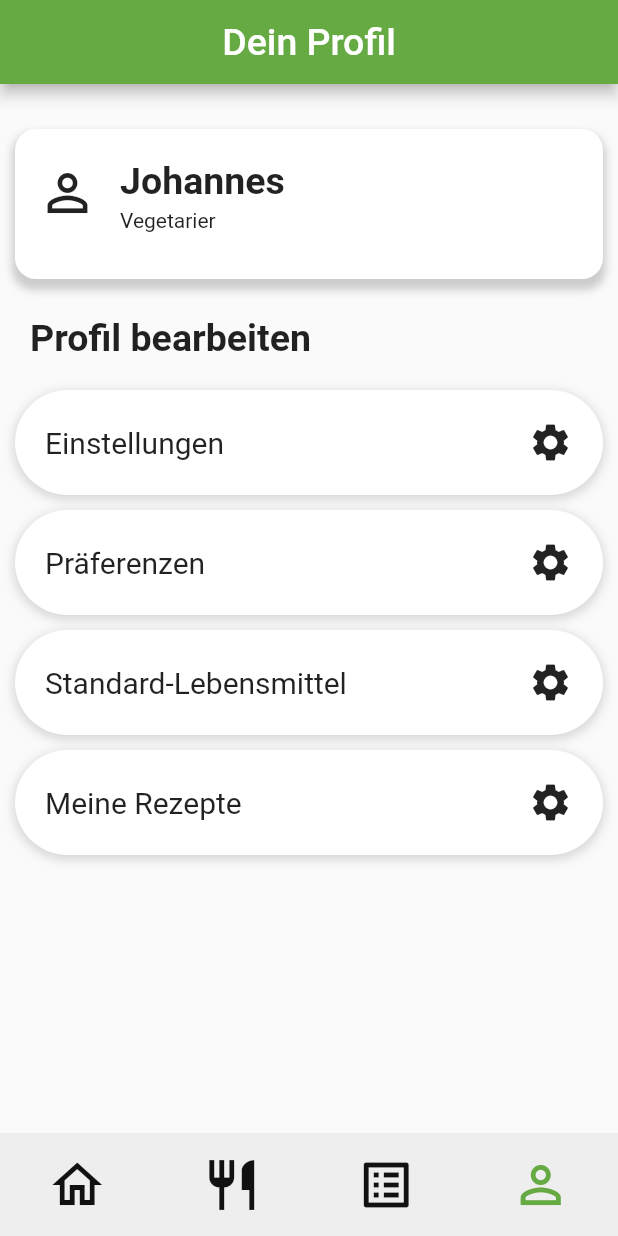
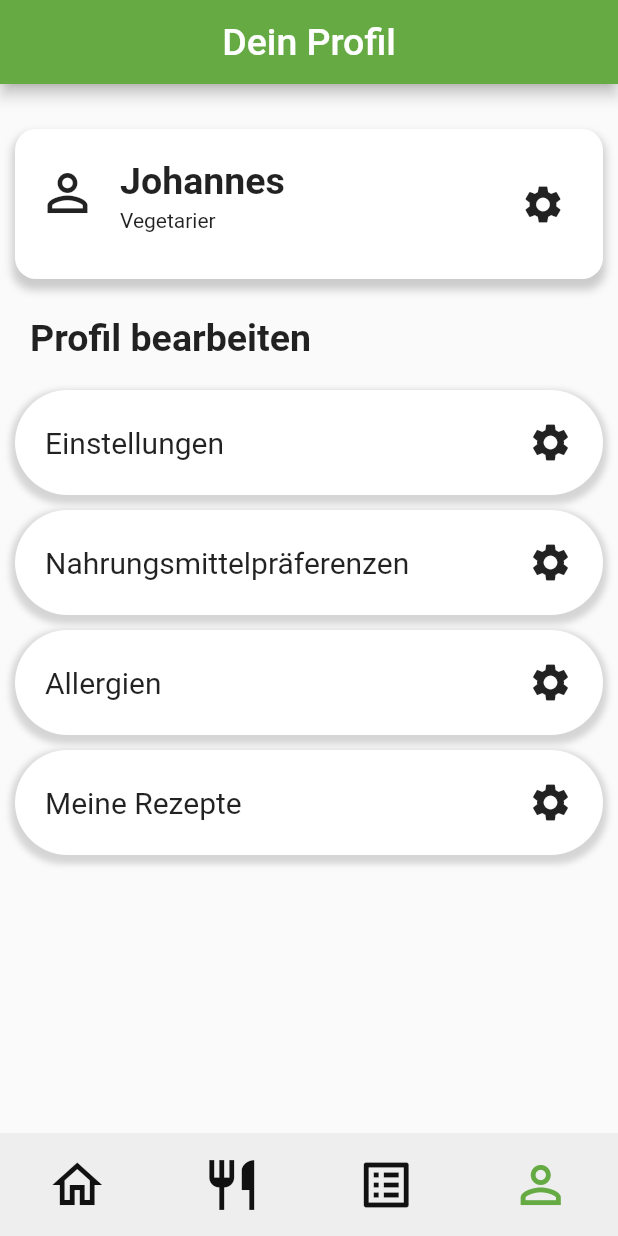
Before and after one commit to kit-recipe-app/front-end, a Flutter app: the screen it shows once a user with an empty profile is signed in, item 4 of the bottom bar chosen, on a phone screen of 412 x 824 dp. Run offline on Flutter 3.47's test engine with Material 2 defaults, Android fonts, the light colour scheme and no system bars; our stand-ins replace dropdown_button2, firebase_auth, firebase_core, font_awesome_flutter, google_sign_in, image_picker and 1 more; missing offline and left inert: searchable_listview; accounts and stored records are empty; network calls fail.

Commit message:
add different settings pages

```diff
--- a/flutter_frontend_recipes/lib/main.dart
+++ b/flutter_frontend_recipes/lib/main.dart
@@ -11,14 +11,40 @@ Future<void> main() async {
   runApp(const MyApp());
 }
 
-class MyApp extends StatelessWidget {
+class MyApp extends StatefulWidget {
   const MyApp({Key? key}) : super(key: key);
 
   @override
+  State<MyApp> createState() => _MyAppState();
+
+  static _MyAppState of(BuildContext context) =>
+      context.findAncestorStateOfType<_MyAppState>()!;
+}
+
+class _MyAppState extends State<MyApp> {
+
+  ThemeMode _themeMode = ThemeMode.system;
+
+  @override
   Widget build(BuildContext context) {
-    return const MaterialApp(
+    return MaterialApp(
       title: 'Recipe App',
+      theme: ThemeData(
+        brightness: Brightness.light,
+        /* light theme settings */
+      ),
+      darkTheme: ThemeData(
+        brightness: Brightness.dark,
+        /* dark theme settings */
+      ),
+      themeMode: _themeMode,
       home: WidgetTree(),
     );
   }
+
+  void changeTheme(ThemeMode themeMode) {
+    setState(() {
+      _themeMode = themeMode;
+    });
+  }
 }
--- a/flutter_frontend_recipes/lib/pages/profile/main_page_profile.dart
+++ b/flutter_frontend_recipes/lib/pages/profile/main_page_profile.dart
@@ -1,5 +1,7 @@
 import 'package:flutter/material.dart';
-import 'package:flutter_frontend_recipes/pages/profile/setting-tile.dart';
+import 'package:flutter_frontend_recipes/pages/profile/setting_button.dart';
+import 'package:flutter_frontend_recipes/pages/profile/subpages/account_settings.dart';
+import 'package:flutter_frontend_recipes/pages/profile/subpages/app_settings.dart';
 
 import '../../constants/color_styles.dart';
 import '../../constants/font_styles.dart';
@@ -34,7 +36,9 @@ class _ProfilePageState extends State<ProfilePage> {
             Padding(
               padding: const EdgeInsets.fromLTRB(8, 30, 8, 0),
               child: Center(
-                child: Container(
+                child: Stack(
+                  children: [
+                    Container(
                       height: 100,
                       width: MediaQuery.of(context).size.width - 20,
                       decoration: BoxDecoration(
@@ -74,9 +78,27 @@ class _ProfilePageState extends State<ProfilePage> {
                                 )
                               ],
                             ),
+                          ),
+                          Spacer(),
+                          Padding(
+                            padding: const EdgeInsets.fromLTRB(0, 0, 25, 0),
+                            child: Icon(Icons.settings, size: 30,),
                           )
                         ],
                       ),
+                    ),
+                    Positioned.fill(
+                      child: Material(
+                        color: Colors.transparent,
+                        child: InkWell(
+                            borderRadius: BorderRadius.circular(14),
+                            onTap: (){
+                              Navigator.push(context, MaterialPageRoute(builder: (context) => AccountSettings()));
+                            },
+                            child: const SizedBox.shrink()),
+                      ),
+                    ),
+                  ],
                 ),
               ),
             ),
@@ -91,19 +113,19 @@ class _ProfilePageState extends State<ProfilePage> {
             ),
             Padding(
               padding: const EdgeInsets.fromLTRB(0, 20, 0, 0),
-              child: SettingTile(text: 'Einstellungen',),
+              child: SettingButton(text: 'Einstellungen', page: AppSettings(),),
             ),
             Padding(
               padding: const EdgeInsets.fromLTRB(0, 10, 0, 0),
-              child: SettingTile(text: 'Präferenzen',),
+              child: SettingButton(text: 'Nahrungsmittelpräferenzen', page: AppSettings()),
             ),
             Padding(
               padding: const EdgeInsets.fromLTRB(0, 10, 0, 0),
-              child: SettingTile(text: 'Standard-Lebensmittel',),
+              child: SettingButton(text: 'Allergien', page: AppSettings()),
             ),
             Padding(
               padding: const EdgeInsets.fromLTRB(0, 10, 0, 0),
-              child: SettingTile(text: 'Meine Rezepte',),
+              child: SettingButton(text: 'Meine Rezepte', page: AppSettings()),
             ),
           ],
         ));
--- a/flutter_frontend_recipes/lib/pages/profile/setting-tile.dart
+++ /dev/null
@@ -1,44 +0,0 @@
-import 'package:flutter/material.dart';
-
-class SettingTile extends StatefulWidget {
-  final String text;
-  const SettingTile({Key? key, required this.text}) : super(key: key);
-
-  @override
-  State<SettingTile> createState() => _SettingTileState();
-}
-
-class _SettingTileState extends State<SettingTile> {
-  @override
-  Widget build(BuildContext context) {
-    return Container(
-      height: 70,
-      width: MediaQuery.of(context).size.width - 20,
-      decoration: BoxDecoration(
-        color: Colors.white,
-        borderRadius: BorderRadius.all(Radius.circular(35)),
-        boxShadow: [
-          BoxShadow(
-            color: Colors.grey.withOpacity(0.4),
-            spreadRadius: 1,
-            blurRadius: 5,
-            offset: Offset(0, 2), // changes position of shadow
-          ),
-        ],
-      ),
-      child: Row(
-        children: [
-          Padding(
-            padding: const EdgeInsets.fromLTRB(20, 0, 0, 0),
-            child: Text(widget.text, style: TextStyle(fontSize: 20),),
-          ),
-          Spacer(),
-          Padding(
-            padding: const EdgeInsets.fromLTRB(0, 0, 20, 0),
-            child: Icon(Icons.settings, size: 30,),
-          )
-        ],
-      ),
-    );
-  }
-}
--- /dev/null
+++ b/flutter_frontend_recipes/lib/pages/profile/setting_button.dart
@@ -0,0 +1,60 @@
+import 'package:flutter/material.dart';
+
+class SettingButton extends StatefulWidget {
+  final String text;
+  final Widget page;
+  const SettingButton({Key? key, required this.text, required this.page}) : super(key: key);
+
+  @override
+  State<SettingButton> createState() => _SettingButtonState();
+}
+
+class _SettingButtonState extends State<SettingButton> {
+  @override
+  Widget build(BuildContext context) {
+    return Stack(
+      children: [
+        Container(
+          height: 70,
+          width: MediaQuery.of(context).size.width - 20,
+          decoration: BoxDecoration(
+            color: Colors.white,
+            borderRadius: BorderRadius.all(Radius.circular(35)),
+            boxShadow: [
+              BoxShadow(
+                color: Colors.grey.withOpacity(0.4),
+                spreadRadius: 3,
+                blurRadius: 3,
+                offset: Offset(0, 3), // changes position of shadow
+              ),
+            ],
+          ),
+          child: Row(
+            children: [
+              Padding(
+                padding: const EdgeInsets.fromLTRB(20, 0, 0, 0),
+                child: Text(widget.text, style: TextStyle(fontSize: 20),),
+              ),
+              Spacer(),
+              Padding(
+                padding: const EdgeInsets.fromLTRB(0, 0, 20, 0),
+                child: Icon(Icons.settings, size: 30,),
+              )
+            ],
+          ),
+        ),
+        Positioned.fill(
+          child: Material(
+            color: Colors.transparent,
+            child: InkWell(
+                borderRadius: BorderRadius.circular(35),
+                onTap: (){
+                  Navigator.push(context, MaterialPageRoute(builder: (context) => widget.page));
+                },
+                child: const SizedBox.shrink()),
+          ),
+        ),
+      ],
+    );
+  }
+}
```
Also changed, not shown: flutter_frontend_recipes/lib/pages/profile/subpages/account_settings.dart (added, +46 -0 lines), flutter_frontend_recipes/lib/pages/profile/subpages/account_tile.dart (added, +36 -0 lines), flutter_frontend_recipes/lib/pages/profile/subpages/app_settings.dart (added, +46 -0 lines). Lines whose indentation alone changed are shown as unchanged.
